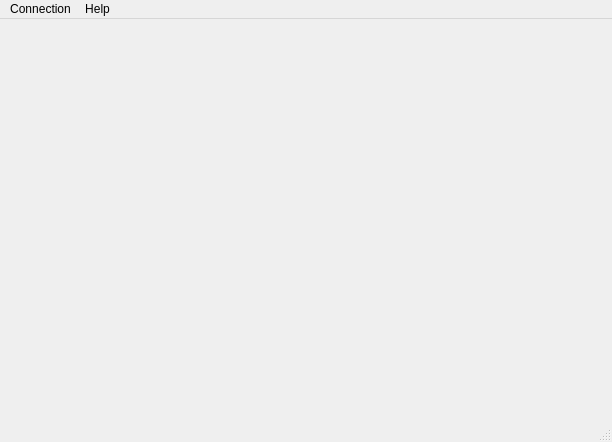
vopl/r3, file runtime/client/client.ui: the form before one commit.
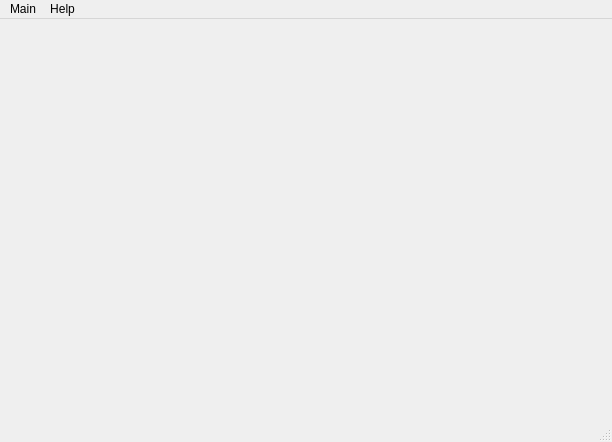
The form after the commit.

```diff
--- a/runtime/client/client.ui
+++ b/runtime/client/client.ui
@@ -29,14 +29,6 @@
      <height>18</height>
     </rect>
    </property>
-   <widget class="QMenu" name="menuConnection">
-    <property name="title">
-     <string>Connection</string>
-    </property>
-    <addaction name="actionState"/>
-    <addaction name="separator"/>
-    <addaction name="actionExit"/>
-   </widget>
    <widget class="QMenu" name="menuHelp">
     <property name="title">
      <string>Help</string>
@@ -45,7 +37,15 @@
     <addaction name="separator"/>
     <addaction name="actionAbout"/>
    </widget>
-   <addaction name="menuConnection"/>
+   <widget class="QMenu" name="menuMain">
+    <property name="title">
+     <string>Main</string>
+    </property>
+    <addaction name="actionFullScreen"/>
+    <addaction name="separator"/>
+    <addaction name="actionExit_2"/>
+   </widget>
+   <addaction name="menuMain"/>
    <addaction name="menuHelp"/>
   </widget>
   <widget class="QStatusBar" name="statusBar">
```
Left out of the diff: 22 changed lines with no effect on the pictures.
